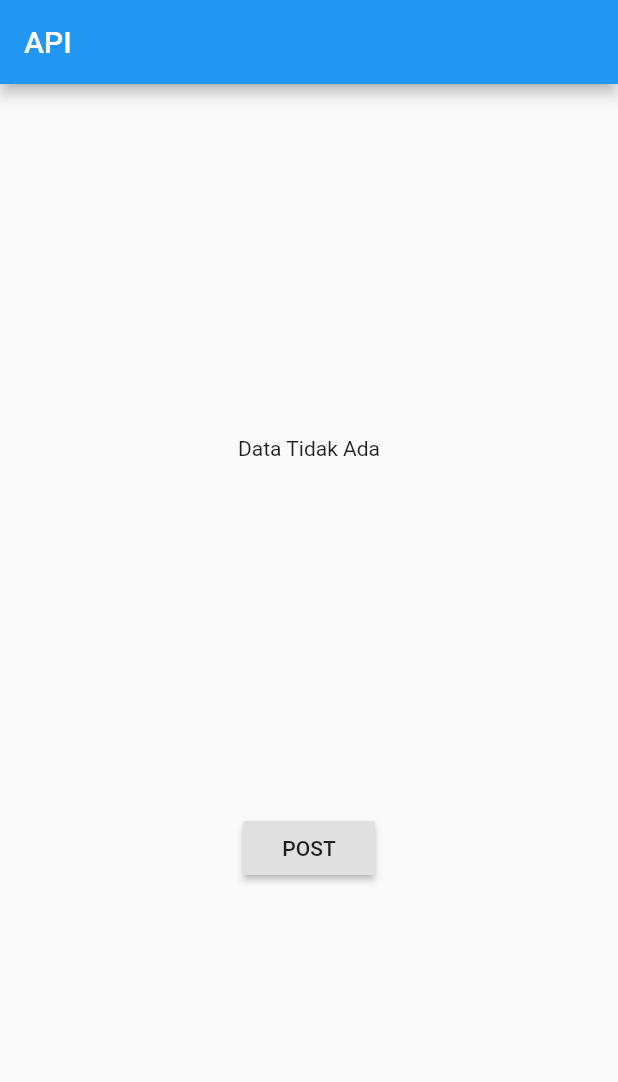
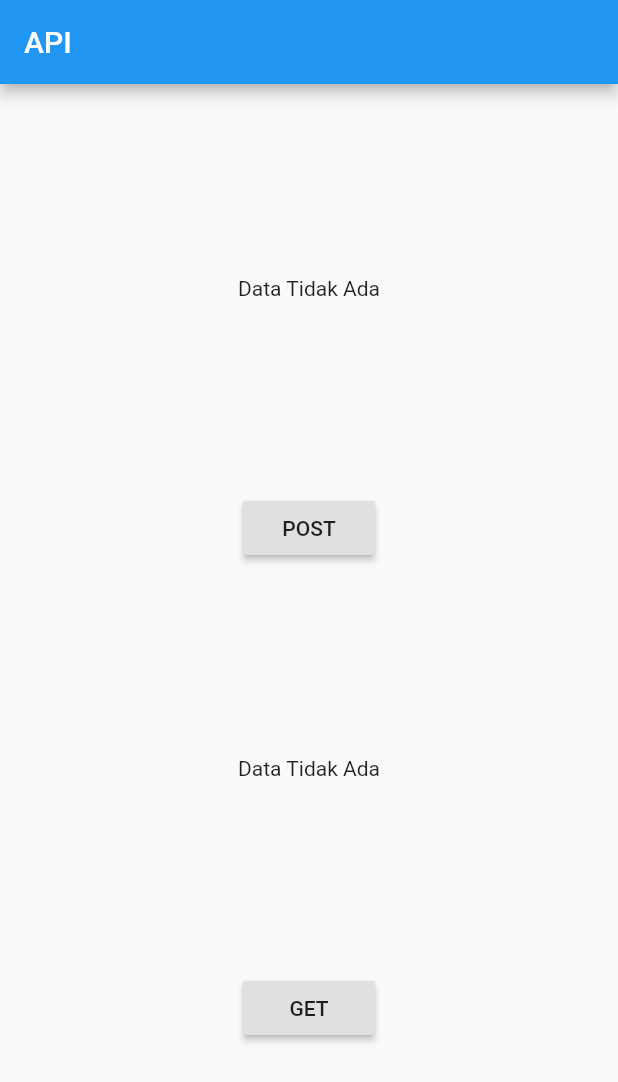
Before and after one commit to idnasirasira/flutter_learn, a Flutter app: the screen it shows after launch, on a phone screen of 412 x 824 dp. Shown: the top 1082 px of the screen. Run offline on Flutter 3.47's test engine with Material 2 defaults, Android fonts, the phone set to English and light mode, and no system bars; accounts and stored records are empty.

Commit message:
learn flutter http GET

```diff
--- a/lib/http/main.dart
+++ b/lib/http/main.dart
@@ -1,5 +1,6 @@
 import 'package:flutter/material.dart';
 import 'package:flutterapp/http/model/post_result_model.dart';
+import 'package:flutterapp/http/model/user_model.dart';
 import 'package:http/http.dart';
 
 void main() => runApp(MyApp());
@@ -11,6 +12,7 @@ class MyApp extends StatefulWidget{
 
 class _MainAppState extends State<MyApp> {
   PostResult postResult;
+  User user;
 
   @override
   Widget build(BuildContext context) {
@@ -24,7 +26,7 @@ class _MainAppState extends State<MyApp> {
               child: Column(
                 mainAxisAlignment: MainAxisAlignment.spaceEvenly,
                 children: <Widget>[
-                  Text(postResult != null ? postResult.id + " | " + postResult.name + " | " + postResult.job + " | " + postResult.created : "Data Tidak Ada"),
+                  Text(postResult != null ? "POST : " + postResult.id + " | " + postResult.name + " | " + postResult.job + " | " + postResult.created : "Data Tidak Ada"),
                   RaisedButton(
                     onPressed: () => {
                       PostResult.connectToAPI("Badu", "Dokter").then((value) {
@@ -33,8 +35,19 @@ class _MainAppState extends State<MyApp> {
                       })
                     },
                     child: Text("POST"),
+                  ),
+                  Text(user != null ? "GET : " + user.id.toString() +" | "+ user.firstName : "Data Tidak Ada"),
+                  RaisedButton(
+                    onPressed: () => {
+                      User.connectToAPI("5").then((value) {
+                        user = value;
+                        setState(() => {});
+                      })
+                    },
+                    child: Text("GET"),
                   )
                 ],
+
               ),
             )
         )
--- /dev/null
+++ b/lib/http/model/user_model.dart
@@ -0,0 +1,39 @@
+import 'dart:convert';
+
+import 'package:http/http.dart' as http;
+
+class User{
+  int id;
+  String firstName;
+  String lastName;
+  String email;
+  String created;
+
+  User({
+    this.id,
+    this.firstName,
+    this.lastName,
+    this.email,
+    this.created
+  });
+
+  factory User.createUser(Map<String, dynamic> object){
+    return User(
+        id: object['id'],
+        firstName: object['first_name'],
+        lastName: object['last_name'],
+        email: object['email'],
+        created: object['createdAt']
+    );
+  }
+
+  static Future<User> connectToAPI(String id) async {
+    String apiURL = "https://reqres.in/api/users/" + id;
+
+    var apiResult = await http.get(apiURL);
+    var jsonObject = json.decode(apiResult.body);
+    var userData = (jsonObject as Map<String, dynamic>)["data"];
+
+    return User.createUser(userData);
+  }
+}
--- a/lib/main.dart
+++ b/lib/main.dart
@@ -1,5 +1,6 @@
 import 'package:flutter/material.dart';
 import 'package:flutterapp/http/model/post_result_model.dart';
+import 'package:flutterapp/http/model/user_model.dart';
 import 'package:http/http.dart';
 
 void main() => runApp(MyApp());
@@ -11,6 +12,7 @@ class MyApp extends StatefulWidget{
 
 class _MainAppState extends State<MyApp> {
   PostResult postResult;
+  User user;
 
   @override
   Widget build(BuildContext context) {
@@ -24,7 +26,7 @@ class _MainAppState extends State<MyApp> {
               child: Column(
                 mainAxisAlignment: MainAxisAlignment.spaceEvenly,
                 children: <Widget>[
-              Text(postResult != null ? postResult.id + " | " + postResult.name + " | " + postResult.job + " | " + postResult.created : "Data Tidak Ada"),
+                  Text(postResult != null ? "POST : " + postResult.id + " | " + postResult.name + " | " + postResult.job + " | " + postResult.created : "Data Tidak Ada"),
                   RaisedButton(
                     onPressed: () => {
                       PostResult.connectToAPI("Badu", "Dokter").then((value) {
@@ -33,8 +35,19 @@ class _MainAppState extends State<MyApp> {
                       })
                     },
                     child: Text("POST"),
+                  ),
+                  Text(user != null ? "GET : " + user.id.toString() +" | "+ user.firstName : "Data Tidak Ada"),
+                  RaisedButton(
+                    onPressed: () => {
+                      User.connectToAPI("5").then((value) {
+                        user = value;
+                        setState(() => {});
+                      })
+                    },
+                    child: Text("GET"),
                   )
                 ],
+
               ),
             )
         )
```
Lines whose indentation alone changed are shown as unchanged.
